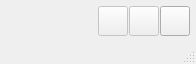
Before: the Qt Designer form src/mainwindow.ui in RxLaboratory/Duchar, drawn with Qt 5.
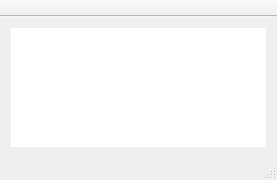
After: the same form once the commit is applied. Icons and pictures are not drawn.

```diff
--- a/src/mainwindow.ui
+++ b/src/mainwindow.ui
@@ -6,8 +6,8 @@
    <rect>
     <x>0</x>
     <y>0</y>
-    <width>196</width>
-    <height>62</height>
+    <width>277</width>
+    <height>180</height>
    </rect>
   </property>
   <property name="windowTitle">
@@ -18,138 +18,52 @@
     <normaloff>:/icons/app</normaloff>:/icons/app</iconset>
   </property>
   <widget class="QWidget" name="mainWidget">
-   <layout class="QHBoxLayout" name="mainLayout">
-    <property name="spacing">
-     <number>1</number>
-    </property>
-    <property name="leftMargin">
-     <number>6</number>
-    </property>
-    <property name="topMargin">
-     <number>6</number>
-    </property>
-    <property name="rightMargin">
-     <number>6</number>
-    </property>
-    <property name="bottomMargin">
-     <number>6</number>
-    </property>
+   <layout class="QVBoxLayout" name="verticalLayout">
     <item>
-     <widget class="QLabel" name="mover">
-      <property name="minimumSize">
-       <size>
-        <width>20</width>
-        <height>20</height>
-       </size>
+     <widget class="QListWidget" name="stack">
+      <property name="frameShape">
+       <enum>QFrame::NoFrame</enum>
       </property>
-      <property name="maximumSize">
-       <size>
-        <width>20</width>
-        <height>20</height>
-       </size>
+      <property name="editTriggers">
+       <set>QAbstractItemView::NoEditTriggers</set>
       </property>
-      <property name="text">
-       <string/>
-      </property>
-      <property name="pixmap">
-       <pixmap resource="resources.qrc">:/icons/move</pixmap>
-      </property>
-      <property name="scaledContents">
+      <property name="alternatingRowColors">
        <bool>true</bool>
       </property>
-     </widget>
-    </item>
-    <item>
-     <spacer name="horizontalSpacer">
-      <property name="orientation">
-       <enum>Qt::Horizontal</enum>
-      </property>
-      <property name="sizeHint" stdset="0">
-       <size>
-        <width>40</width>
-        <height>20</height>
-       </size>
-      </property>
-     </spacer>
-    </item>
-    <item>
-     <widget class="QPushButton" name="btn_add">
-      <property name="enabled">
-       <bool>false</bool>
-      </property>
-      <property name="minimumSize">
-       <size>
-        <width>30</width>
-        <height>30</height>
-       </size>
-      </property>
-      <property name="maximumSize">
-       <size>
-        <width>30</width>
-        <height>30</height>
-       </size>
-      </property>
-      <property name="text">
-       <string/>
-      </property>
-      <property name="icon">
-       <iconset resource="resources.qrc">
-        <normaloff>:/icons/add</normaloff>:/icons/add</iconset>
-      </property>
-     </widget>
-    </item>
-    <item>
-     <widget class="QPushButton" name="btn_settings">
-      <property name="enabled">
-       <bool>false</bool>
-      </property>
-      <property name="minimumSize">
-       <size>
-        <width>30</width>
-        <height>30</height>
-       </size>
-      </property>
-      <property name="maximumSize">
-       <size>
-        <width>30</width>
-        <height>30</height>
-       </size>
-      </property>
-      <property name="text">
-       <string/>
-      </property>
-      <property name="icon">
-       <iconset resource="resources.qrc">
-        <normaloff>:/icons/settings</normaloff>:/icons/settings</iconset>
-      </property>
-     </widget>
-    </item>
-    <item>
-     <widget class="QPushButton" name="btn_quit">
-      <property name="minimumSize">
-       <size>
-        <width>30</width>
-        <height>30</height>
-       </size>
-      </property>
-      <property name="maximumSize">
-       <size>
-        <width>30</width>
-        <height>30</height>
-       </size>
-      </property>
-      <property name="text">
-       <string/>
-      </property>
-      <property name="icon">
-       <iconset resource="resources.qrc">
-        <normaloff>:/icons/close</normaloff>:/icons/close</iconset>
+      <property name="selectionMode">
+       <enum>QAbstractItemView::NoSelection</enum>
       </property>
      </widget>
     </item>
    </layout>
   </widget>
   <widget class="QStatusBar" name="statusBar"/>
+  <widget class="QToolBar" name="toolBar">
+   <property name="windowTitle">
+    <string>toolBar</string>
+   </property>
+   <property name="movable">
+    <bool>false</bool>
+   </property>
+   <property name="allowedAreas">
+    <set>Qt::TopToolBarArea</set>
+   </property>
+   <property name="iconSize">
+    <size>
+     <width>15</width>
+     <height>15</height>
+    </size>
+   </property>
+   <property name="floatable">
+    <bool>false</bool>
+   </property>
+   <attribute name="toolBarArea">
+    <enum>TopToolBarArea</enum>
+   </attribute>
+   <attribute name="toolBarBreak">
+    <bool>false</bool>
+   </attribute>
+  </widget>
   <action name="actionQuit">
    <property name="icon">
     <iconset resource="resources.qrc">
```
Left out of the diff: 14 changed lines with no effect on the pictures.
